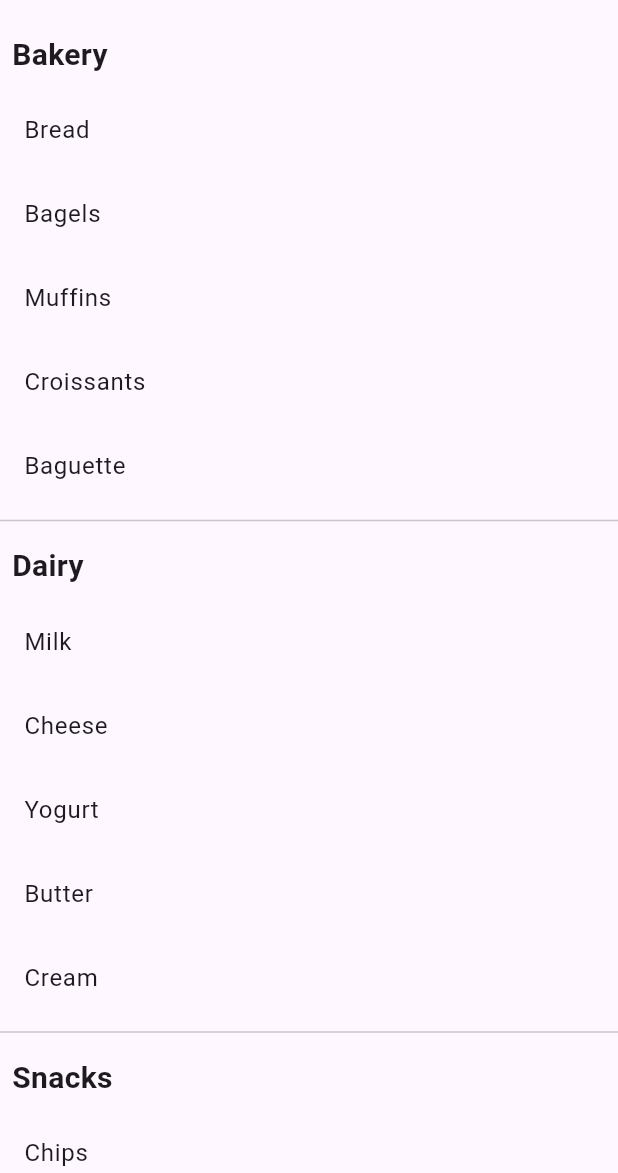
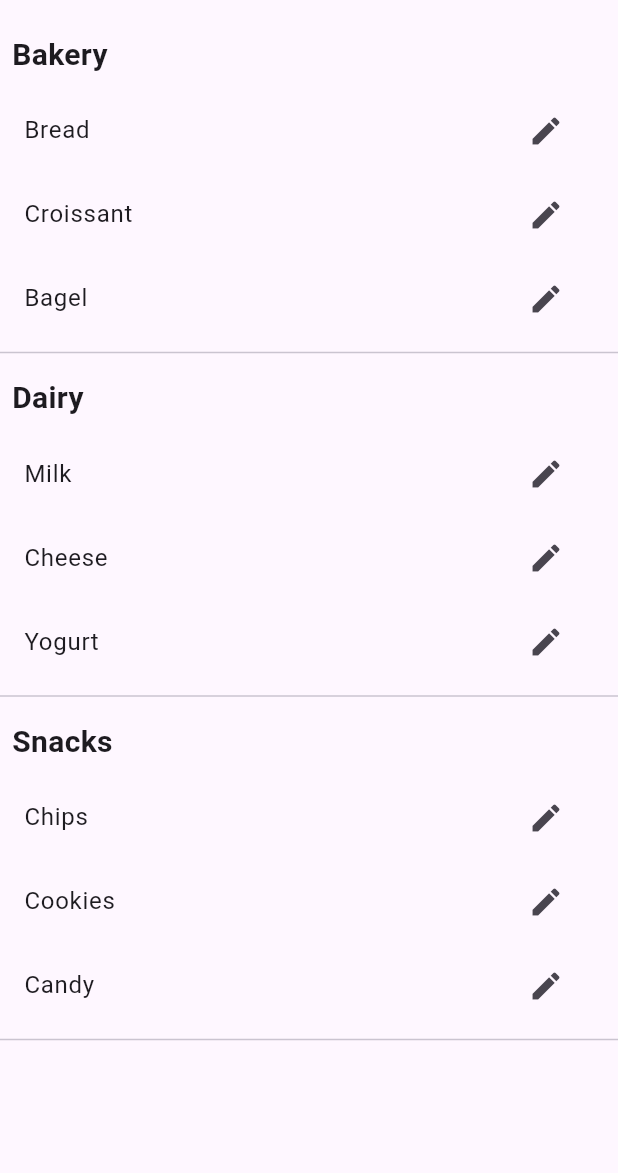
Before and after one commit to Miniieee/shoppinglist, a Flutter app: the screen it shows after launch, on a phone screen of 412 x 824 dp, the part 63-1236 px from its top. Run offline on Flutter 3.47's test engine with Material 3 defaults, Android fonts, the phone set to English and light mode, and no system bars.

Commit message:
added id

```diff
--- a/lib/main.dart
+++ b/lib/main.dart
@@ -14,9 +14,9 @@ class MyApp extends StatelessWidget {
   }
 }
 
-// Model for a shopping item.
+// Model for a shopping item. Note: title is now mutable.
 class ShoppingItem {
-  final String title;
+  String title;
   bool isBought;
 
   ShoppingItem({required this.title, this.isBought = false, this.id = 0});
@@ -32,29 +32,23 @@ class _ShoppingListPageState extends State<ShoppingListPage> {
   // Category lists.
   List<ShoppingItem> bakeryItems = [
     ShoppingItem(title: 'Bread', isBought: false, id: 1),
-    ShoppingItem(title: 'Bagels', isBought: false, id: 2),
-    ShoppingItem(title: 'Muffins', isBought: false, id: 3),
-    ShoppingItem(title: 'Croissants', isBought: false, id: 4),
-    ShoppingItem(title: 'Baguette', isBought: false, id: 5),
+    ShoppingItem(title: 'Croissant', isBought: false, id: 2),
+    ShoppingItem(title: 'Bagel', isBought: false, id: 3),
   ];
 
   List<ShoppingItem> dairyItems = [
-    ShoppingItem(title: 'Milk', isBought: false, id: 6),
-    ShoppingItem(title: 'Cheese', isBought: false, id: 7),
-    ShoppingItem(title: 'Yogurt', isBought: false, id: 8),
-    ShoppingItem(title: 'Butter', isBought: false, id: 9),
-    ShoppingItem(title: 'Cream', isBought: false, id: 10),
+    ShoppingItem(title: 'Milk', isBought: false, id: 4),
+    ShoppingItem(title: 'Cheese', isBought: false, id: 5),
+    ShoppingItem(title: 'Yogurt', isBought: false, id: 6),
   ];
 
   List<ShoppingItem> snacksItems = [
-    ShoppingItem(title: 'Chips', isBought: false, id: 11),
-    ShoppingItem(title: 'Cookies', isBought: false, id: 12),
-    ShoppingItem(title: 'Candy', isBought: false, id: 13),
-    ShoppingItem(title: 'Nuts', isBought: false, id: 14),
-    ShoppingItem(title: 'Granola Bars', isBought: false, id: 15),
+    ShoppingItem(title: 'Chips', isBought: false, id: 7),
+    ShoppingItem(title: 'Cookies', isBought: false, id: 8),
+    ShoppingItem(title: 'Candy', isBought: false, id: 9),
   ];
 
-  // Toggle the item's status and reposition it within its category.
+  // Toggle the item's bought status and reposition it within its category.
   void _toggleItem(List<ShoppingItem> items, int index) {
     setState(() {
       if (!items[index].isBought) {
@@ -71,7 +65,40 @@ class _ShoppingListPageState extends State<ShoppingListPage> {
     });
   }
 
-  // Build a section for a given category.
+  // Open a dialog to edit the item's title.
+  void _editItem(List<ShoppingItem> items, int index) {
+    final controller = TextEditingController(text: items[index].title);
+    showDialog(
+      context: context,
+      builder: (context) {
+        return AlertDialog(
+          title: const Text("Edit Item"),
+          content: TextField(
+            controller: controller,
+            autofocus: true,
+            decoration: const InputDecoration(hintText: "Enter new title"),
+          ),
+          actions: [
+            TextButton(
+              child: const Text("Cancel"),
+              onPressed: () => Navigator.pop(context),
+            ),
+            TextButton(
+              child: const Text("Save"),
+              onPressed: () {
+                setState(() {
+                  items[index].title = controller.text;
+                });
+                Navigator.pop(context);
+              },
+            ),
+          ],
+        );
+      },
+    );
+  }
+
+  // Build a category section with a header and list items.
   Widget _buildCategorySection(String categoryName, List<ShoppingItem> items) {
     return Column(
       crossAxisAlignment: CrossAxisAlignment.start,
@@ -84,7 +111,7 @@ class _ShoppingListPageState extends State<ShoppingListPage> {
             style: const TextStyle(fontSize: 20, fontWeight: FontWeight.bold),
           ),
         ),
-        // List of items in this category.
+        // List of items for this category.
         ListView.builder(
           shrinkWrap: true,
           physics: const NeverScrollableScrollPhysics(),
@@ -101,11 +128,17 @@ class _ShoppingListPageState extends State<ShoppingListPage> {
                           : TextDecoration.none,
                 ),
               ),
+              // Tapping the ListTile toggles the item's bought state.
               onTap: () => _toggleItem(items, index),
+              // Pencil icon for editing.
+              trailing: IconButton(
+                icon: const Icon(Icons.edit),
+                onPressed: () => _editItem(items, index),
+              ),
             );
           },
         ),
-        const Divider(), // Optional divider between sections.
+        const Divider(),
       ],
     );
   }
```
